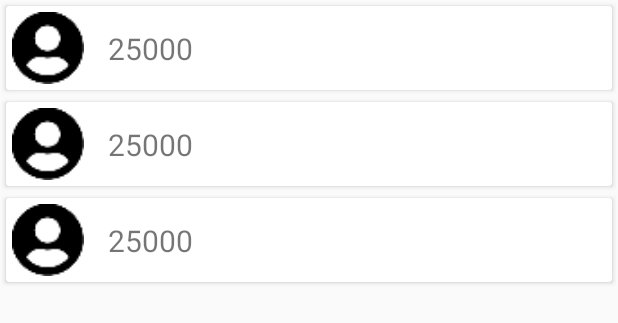
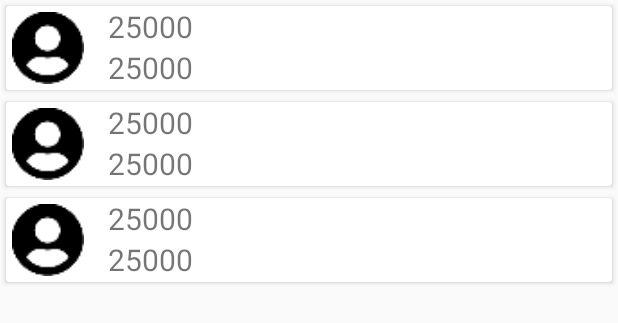
Before and after one commit to Riftar/GithubAPIApp, an Android app: the layout activity_main.xml on its own in the app's theme, with its tools: preview values and no code run, on a phone screen of 412 x 824 dp. Shown: the top 323 px of the screen. Run offline under Robolectric (Android 15) with nearby library versions, the phone set to English and light mode, and no system bars.

```diff
--- a/app/src/main/java/com/riftar/githubapi/db/entities/User.kt
+++ b/app/src/main/java/com/riftar/githubapi/db/entities/User.kt
@@ -11,4 +11,10 @@ class User {
 
     @SerializedName("avatar_url")
     var avatarUrl: String? = null
+
+    constructor(login: String?, id: Int?, avatarUrl: String?) {
+        this.login = login
+        this.id = id
+        this.avatarUrl = avatarUrl
+    }
 }
--- a/app/src/main/java/com/riftar/githubapi/repository/UserRepository.kt
+++ b/app/src/main/java/com/riftar/githubapi/repository/UserRepository.kt
@@ -25,7 +25,7 @@ class UserRepository {
     }
 
     fun getUserByQuery(query: String, page: Int, context: Context?) : LiveData<List<User>> {
-        api.getUserByQuery(query = query, page = page, perPage = 20)
+        api.getUserByQuery(query = query, page = page, perPage = 10)
             .enqueue(object : Callback<GetSearchUserResponse>{
                 override fun onResponse(call: Call<GetSearchUserResponse>, response: Response<GetSearchUserResponse>) {
                     if (response.isSuccessful) {
--- a/app/src/main/res/layout/item_user.xml
+++ b/app/src/main/res/layout/item_user.xml
@@ -31,9 +31,17 @@
             android:text="25000"
             android:textSize="20dp"
             app:layout_constraintStart_toEndOf="@id/ivUserImage"
-            app:layout_constraintTop_toTopOf="parent"
-            app:layout_constraintBottom_toBottomOf="parent"/>
-
+            app:layout_constraintTop_toTopOf="parent"/>
+        <TextView
+            android:id="@+id/tvNumber"
+            android:layout_width="wrap_content"
+            android:layout_height="wrap_content"
+            android:layout_marginLeft="16dp"
+            android:gravity="left|center"
+            android:text="25000"
+            android:textSize="20dp"
+            app:layout_constraintStart_toEndOf="@id/ivUserImage"
+            app:layout_constraintTop_toBottomOf="@id/tvUserName"/>
 
 
     </androidx.constraintlayout.widget.ConstraintLayout>
```
Also changed, not shown: app/src/main/java/com/riftar/githubapi/activities/MainActivity.kt (+74 -10 lines), app/src/main/java/com/riftar/githubapi/adapters/UsersAdapter.kt (+17 -5 lines).
